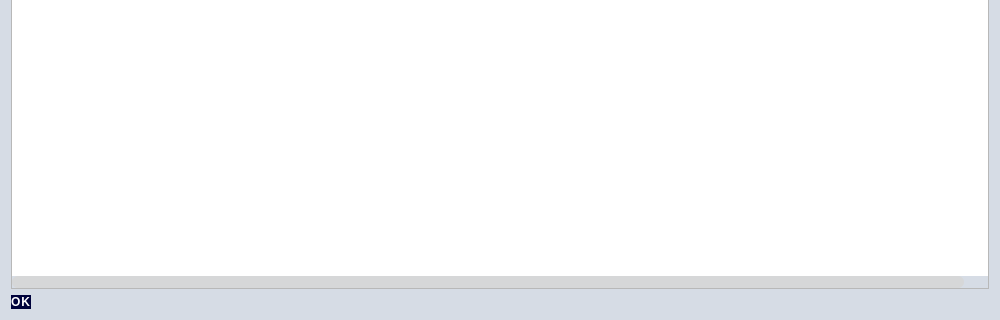
Above: src/qt/forms/coincontroldialog.ui from hardwarewise/SIN-core before the change; both pictures show x 0 to 1000 and y 180 to 500 of the 1000 by 500 pixel window. Below: the same form after it.
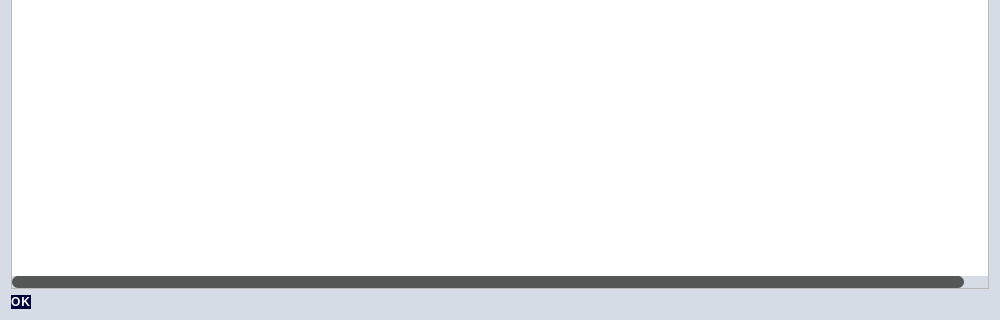
That is the form after the change. Icons and pictures are not drawn. Custom widgets are drawn as their Qt base class.

Commit message: The scrollbar color has been changed.

What changed in the file:
```diff
--- a/src/qt/forms/coincontroldialog.ui
+++ b/src/qt/forms/coincontroldialog.ui
@@ -268,7 +268,7 @@
 }
 QScrollBar::handle:vertical {
 	/* Scroll Bar Slider - vertical */
-	background: #D6D7D8;
+	background: #555656;
     border-radius: 6px;
     min-height:50px;
     width:3px;
@@ -279,7 +279,7 @@
 
 QScrollBar::handle:horizontal {
 	/* Scroll Bar Slider - horizontal */
-	background: #D6D7D8;
+	background: #555656;
     min-width: 50px;
     border-radius: 6px;
 }
```
The commit also changes 1 other file.
